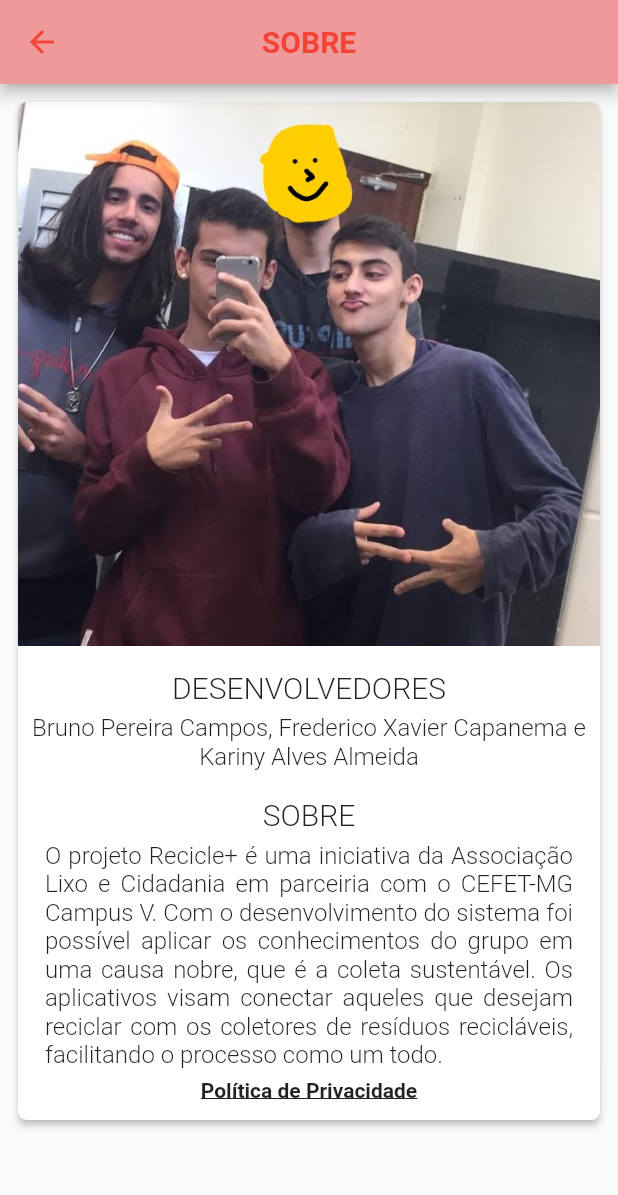
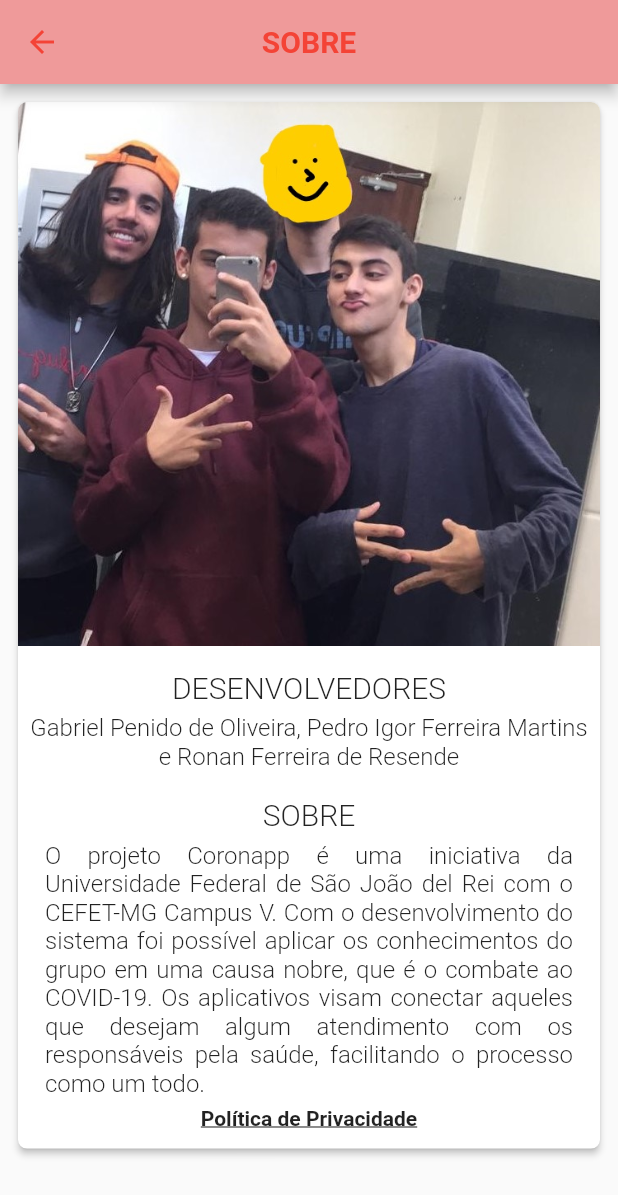
Before and after one commit to pedromartins28/tccVoluntarios, a Flutter app: the AboutPage screen opened by its route, on a phone screen of 412 x 824 dp. Shown: the top 1195 px of the screen. Run offline on Flutter 3.47's test engine with Material 2 defaults, Android fonts, the phone set to English and light mode, and no system bars; our stand-ins replace cached_network_image, cloud_firestore, firebase_auth, firebase_messaging, firebase_storage, flushbar and 10 more; missing offline and left inert: android_intent; accounts and stored records are empty.

Commit message:
about+rating+alterar senha

```diff
--- a/lib/ui/pages/about.dart
+++ b/lib/ui/pages/about.dart
@@ -45,7 +45,7 @@ class AboutPage extends StatelessWidget {
                       Padding(
                         padding: EdgeInsets.symmetric(horizontal: 6.0),
                         child: Text(
-                          "Bruno Pereira Campos, Frederico Xavier Capanema e Kariny Alves Almeida",
+                          "Gabriel Penido de Oliveira, Pedro Igor Ferreira Martins e Ronan Ferreira de Resende",
                           style: TextStyle(
                             fontSize: 16.0,
                             fontWeight: FontWeight.w300,
@@ -69,11 +69,11 @@ class AboutPage extends StatelessWidget {
                       Padding(
                         padding: EdgeInsets.symmetric(horizontal: 18.0),
                         child: Text(
-                          "O projeto Recicle+ é uma iniciativa da Associação Lixo e Cidadania em parceiria "
-                              "com o CEFET-MG Campus V. Com o desenvolvimento do sistema foi possível aplicar "
-                              "os conhecimentos do grupo em uma causa nobre, que é a coleta sustentável. Os "
-                              "aplicativos visam conectar aqueles que desejam reciclar com os coletores de "
-                              "resíduos recicláveis, facilitando o processo como um todo.",
+                          "O projeto Coronapp é uma iniciativa da Universidade Federal de São João del Rei "
+                          "com o CEFET-MG Campus V. Com o desenvolvimento do sistema foi possível aplicar "
+                          "os conhecimentos do grupo em uma causa nobre, que é o combate ao COVID-19. Os "
+                          "aplicativos visam conectar aqueles que desejam algum atendimento com os responsáveis "
+                          "pela saúde, facilitando o processo como um todo.",
                           style: TextStyle(
                             fontSize: 16.0,
                             fontWeight: FontWeight.w300,
--- a/lib/ui/pages/main/about.dart
+++ b/lib/ui/pages/main/about.dart
@@ -3,7 +3,7 @@ import 'package:url_launcher/url_launcher.dart';
 
 class AboutPage extends StatelessWidget {
   _launchURL() async {
-    const url = 'https://recicle.web.app/download/picker_policy.html';
+    const url = 'https://coronapp.web.app/download/policy1.html';
     if (await canLaunch(url)) {
       await launch(url);
     } else {
@@ -55,7 +55,7 @@ class AboutPage extends StatelessWidget {
                       Padding(
                         padding: EdgeInsets.symmetric(horizontal: 6.0),
                         child: Text(
-                          "Bruno Pereira Campos, Frederico Xavier Capanema e Kariny Alves Almeida",
+                          "Gabriel Penido de Oliveira, Pedro Igor Ferreira Martins e Ronan Ferreira de Resende",
                           style: TextStyle(
                             fontSize: 16.0,
                             fontWeight: FontWeight.w300,
@@ -79,11 +79,11 @@ class AboutPage extends StatelessWidget {
                       Padding(
                         padding: EdgeInsets.symmetric(horizontal: 18.0),
                         child: Text(
-                          "O projeto Recicle+ é uma iniciativa da Associação Lixo e Cidadania em parceiria "
+                          "O projeto Coronapp é uma iniciativa da Universidade Federal de São João del Rei "
                           "com o CEFET-MG Campus V. Com o desenvolvimento do sistema foi possível aplicar "
-                          "os conhecimentos do grupo em uma causa nobre, que é a coleta sustentável. Os "
-                          "aplicativos visam conectar aqueles que desejam reciclar com os coletores de "
-                          "resíduos recicláveis, facilitando o processo como um todo.",
+                          "os conhecimentos do grupo em uma causa nobre, que é o combate ao COVID-19. Os "
+                          "aplicativos visam conectar aqueles que desejam algum atendimento com os responsáveis "
+                          "pela saúde, facilitando o processo como um todo.",
                           style: TextStyle(
                             fontSize: 16.0,
                             fontWeight: FontWeight.w300,
--- a/lib/util/auth.dart
+++ b/lib/util/auth.dart
@@ -58,6 +58,7 @@ class Auth {
         AuthResult result = await user.reauthenticateWithCredential(
             EmailAuthProvider.getCredential(email: user.email, password: pass));
         user = result.user;
+        return "aprovado";
       }
     } catch (err) {
       return err.toString();
--- a/lib/util/state_widget.dart
+++ b/lib/util/state_widget.dart
@@ -63,9 +63,7 @@ class _StateWidgetState extends State<StateWidget> {
 
   Future<String> changeUserPassword(oldPass, newPass) async {
     String res = await Auth.checkPassword(oldPass);
-    if (res ==
-        "NoSuchMethodError: The method '[]' was called on null." +
-            '\nReceiver: null\nTried calling: []("user")') {
+    if (res == "aprovado") {
       Auth.changePassword(newPass);
       return "Senha trocada com sucesso";
     } else if (res ==
@@ -75,7 +73,7 @@ class _StateWidgetState extends State<StateWidget> {
       });
       return "Senha antiga incorreta!";
     }
-    return null;
+    return "Erro desconhecido";
   }
 
   @override
```
Also changed, not shown: lib/ui/widgets/finish_request_dialog.dart (+1 -30 lines), lib/ui/widgets/marker_dialog.dart (+6 -32 lines), lib/ui/widgets/request_bottom_sheet.dart (+5 -28 lines), 1 other file.
